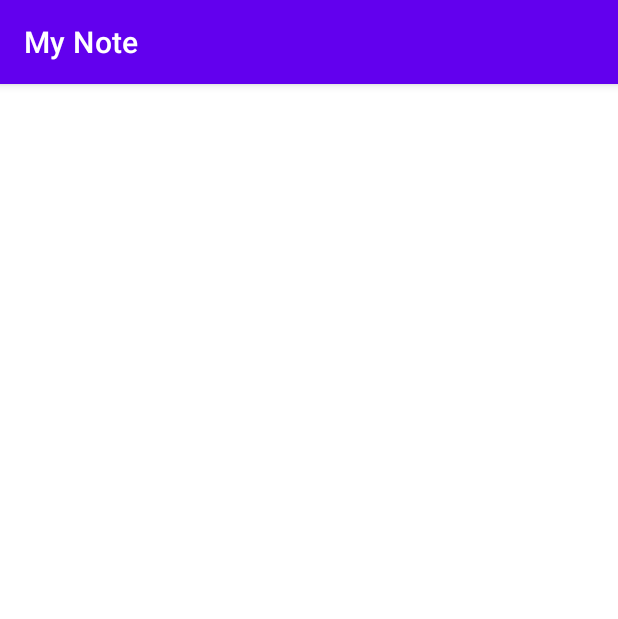
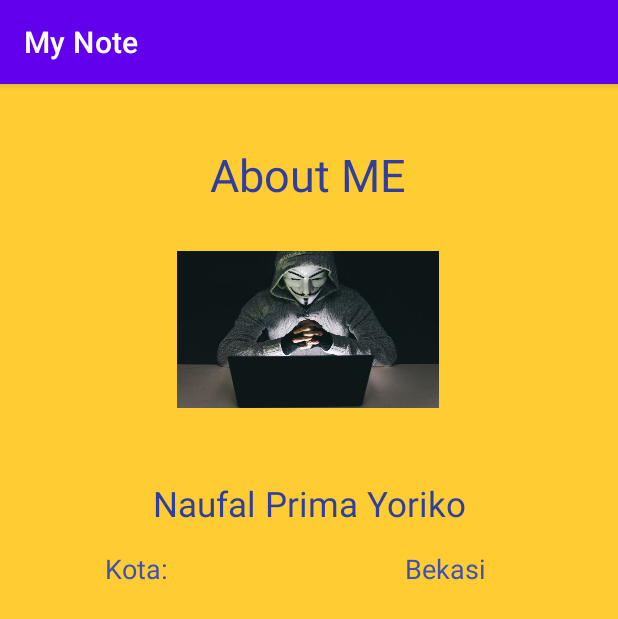
Before and after one commit to primayoriko/android-note-app, an Android app: the AboutActivity screen opened directly, with no data from a screen before it, on a phone screen of 412 x 824 dp. Shown: the top 619 px of the screen. Run offline under Robolectric (Android 15) with nearby library versions, the phone set to English and light mode, and no system bars.

Commit message:
chore: create about page layout

```diff
--- a/app/src/main/res/layout/activity_about.xml
+++ b/app/src/main/res/layout/activity_about.xml
@@ -1,9 +1,70 @@
 <?xml version="1.0" encoding="utf-8"?>
-<androidx.constraintlayout.widget.ConstraintLayout xmlns:android="http://schemas.android.com/apk/res/android"
+<androidx.constraintlayout.widget.ConstraintLayout
+    xmlns:android="http://schemas.android.com/apk/res/android"
     xmlns:app="http://schemas.android.com/apk/res-auto"
     xmlns:tools="http://schemas.android.com/tools"
+    android:id="@+id/activity_about"
     android:layout_width="match_parent"
     android:layout_height="match_parent"
+    android:background="@color/backgroundPrimary"
     tools:context=".ui.about.AboutActivity">
 
+    <TextView
+        android:id="@+id/tvTitle"
+        android:layout_width="wrap_content"
+        android:layout_height="wrap_content"
+        android:layout_marginTop="80dp"
+        android:text="@string/about_title_text"
+        app:layout_constraintEnd_toEndOf="parent"
+        app:layout_constraintHorizontal_bias="0.498"
+        app:layout_constraintStart_toStartOf="parent"
+        app:layout_constraintTop_toTopOf="parent"
+        style="@style/page_title"/>
+
+    <ImageView
+        android:id="@+id/imageView"
+        android:layout_width="300dp"
+        android:layout_height="150dp"
+        android:layout_marginTop="8dp"
+        android:contentDescription="image"
+        android:scaleX=".7"
+        android:scaleY=".7"
+        android:src="@drawable/anonymous"
+        app:layout_constraintEnd_toEndOf="parent"
+        app:layout_constraintHorizontal_bias="0.495"
+        app:layout_constraintStart_toStartOf="parent"
+        app:layout_constraintTop_toBottomOf="@+id/tvTitle" />
+
+    <TextView
+        android:id="@+id/textView"
+        android:layout_width="wrap_content"
+        android:layout_height="wrap_content"
+        android:text="Naufal Prima Yoriko"
+        app:layout_constraintEnd_toEndOf="parent"
+        app:layout_constraintStart_toStartOf="parent"
+        app:layout_constraintTop_toBottomOf="@+id/imageView"
+        style="@style/page_sub_title" />
+
+    <TextView
+        android:id="@+id/textView2"
+        style="@style/base_content_title_text"
+        android:layout_width="wrap_content"
+        android:layout_height="wrap_content"
+        android:text="Kota: "
+        app:layout_constraintEnd_toStartOf="@+id/textView3"
+        app:layout_constraintHorizontal_bias="0.314"
+        app:layout_constraintStart_toStartOf="parent"
+        app:layout_constraintTop_toBottomOf="@+id/textView" />
+
+    <TextView
+        android:id="@+id/textView3"
+        style="@style/base_content_text"
+        android:layout_width="wrap_content"
+        android:layout_height="wrap_content"
+        android:layout_marginEnd="88dp"
+        android:layout_marginRight="88dp"
+        android:text="Bekasi"
+        app:layout_constraintEnd_toEndOf="parent"
+        app:layout_constraintTop_toBottomOf="@+id/textView" />
+
 </androidx.constraintlayout.widget.ConstraintLayout>
--- a/app/src/main/res/layout/activity_main.xml
+++ b/app/src/main/res/layout/activity_main.xml
@@ -26,7 +26,7 @@
         android:layout_width="wrap_content"
         android:layout_height="wrap_content"
         android:layout_marginTop="120dp"
-        android:text="@string/app_title"
+        android:text="@string/main_title_text"
         app:layout_constraintEnd_toEndOf="parent"
         app:layout_constraintStart_toStartOf="parent"
         app:layout_constraintTop_toTopOf="parent"
--- a/app/src/main/res/values-v26/style.xml
+++ b/app/src/main/res/values-v26/style.xml
@@ -1,13 +1,48 @@
 <?xml version="1.0" encoding="utf-8"?>
 <resources>
-
+    <style name="main_title">
+        <item name="android:layout_marginVertical">40dp</item>
+        <item name="android:textSize">35dp</item>
+        <item name="android:textColor">@color/colorPrimaryDark</item>
+        <!--        <item name="android:textStyle"></item>-->
+        <item name="android:textAppearance">@android:style/TextAppearance.Large</item>
+        <item name="textAllCaps">true</item>
+    </style>
+    <style name="page_title">
+        <item name="android:layout_marginVertical">40dp</item>
+        <item name="android:textSize">30sp</item>
+        <item name="android:textColor">@color/colorPrimaryDark</item>
+        <!--        <item name="android:textStyle"></item>-->
+        <item name="android:textAppearance">@android:style/TextAppearance.Large</item>
+    </style>
+    <style name="page_sub_title">
+        <item name="android:layout_marginVertical">25dp</item>
+        <item name="android:textSize">23sp</item>
+        <item name="android:textColor">@color/colorPrimaryDark</item>
+        <!--        <item name="android:textStyle"></item>-->
+        <item name="android:textAppearance">@android:style/TextAppearance.Large</item>
+    </style>
     <style name="main_button">
         <item name="android:paddingHorizontal">40dp</item>
         <item name="android:paddingVertical">15dp</item>
-        <item name="android:textSize">18dp</item>
+        <item name="android:textSize">18sp</item>
         <item name="android:textColor">@color/white</item>
         <item name="android:background">@color/colorPrimary</item>
         <!--        <item name="android:textStyle"></item>-->
         <item name="android:textAppearance">@android:style/TextAppearance.Large</item>
     </style>
+    <style name="base_content_title_text">
+        <item name="android:layout_marginVertical">15dp</item>
+        <item name="android:textSize">18sp</item>
+        <item name="android:textColor">@color/colorPrimary</item>
+        <!--        <item name="android:textStyle"></item>-->
+        <item name="android:textAppearance">@android:style/TextAppearance.Large</item>
+    </style>
+    <style name="base_content_text">
+        <item name="android:layout_marginVertical">15dp</item>
+        <item name="android:textSize">18sp</item>
+        <item name="android:textColor">@color/colorPrimary</item>
+        <!--        <item name="android:textStyle"></item>-->
+        <item name="android:textAppearance">@android:style/TextAppearance.Large</item>
+    </style>
 </resources>
--- a/app/src/main/res/values/strings.xml
+++ b/app/src/main/res/values/strings.xml
@@ -1,6 +1,7 @@
 <resources>
     <string name="app_name">My Note</string>
-    <string name="app_title">My Note</string>
+    <string name="main_title_text">My Note</string>
     <string name="main_button_text">Go</string>
     <string name="about_button_text">About</string>
+    <string name="about_title_text">About ME</string>
 </resources>
--- a/app/src/main/res/values/style.xml
+++ b/app/src/main/res/values/style.xml
@@ -7,11 +7,35 @@
         <item name="android:textAppearance">@android:style/TextAppearance.Large</item>
         <item name="textAllCaps">true</item>
     </style>
+    <style name="page_title">
+        <item name="android:textSize">30sp</item>
+        <item name="android:textColor">@color/colorPrimaryDark</item>
+        <!--        <item name="android:textStyle"></item>-->
+        <item name="android:textAppearance">@android:style/TextAppearance.Large</item>
+    </style>
+    <style name="page_sub_title">
+        <item name="android:textSize">23sp</item>
+        <item name="android:textColor">@color/colorPrimaryDark</item>
+        <!--        <item name="android:textStyle"></item>-->
+        <item name="android:textAppearance">@android:style/TextAppearance.Large</item>
+    </style>
     <style name="main_button">
-        <item name="android:textSize">18dp</item>
+        <item name="android:textSize">18sp</item>
         <item name="android:textColor">@color/white</item>
         <item name="android:background">@color/colorPrimary</item>
         <!--        <item name="android:textStyle"></item>-->
         <item name="android:textAppearance">@android:style/TextAppearance.Large</item>
     </style>
+    <style name="base_content_title_text">
+        <item name="android:textSize">18sp</item>
+        <item name="android:textColor">@color/colorPrimary</item>
+        <!--        <item name="android:textStyle"></item>-->
+        <item name="android:textAppearance">@android:style/TextAppearance.Large</item>
+    </style>
+    <style name="base_content_text">
+        <item name="android:textSize">18sp</item>
+        <item name="android:textColor">@color/colorPrimary</item>
+        <!--        <item name="android:textStyle"></item>-->
+        <item name="android:textAppearance">@android:style/TextAppearance.Large</item>
+    </style>
 </resources>
```
Also changed, not shown: app/src/main/res/drawable/anonymous.jpg (added).
